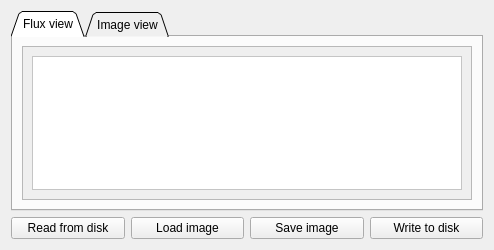
davidgiven/fluxengine, file src/gui2/imager.ui: the form before one commit.
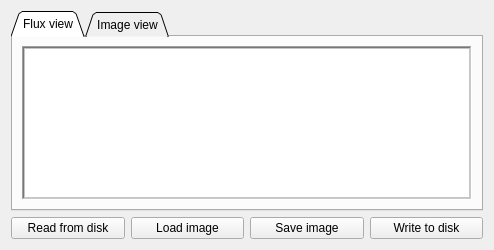
The form after the commit. Icons and pictures are not drawn.

Commit message: Simplify the UI slightly.

What changed in the file:
```diff
--- a/src/gui2/imager.ui
+++ b/src/gui2/imager.ui
@@ -40,26 +40,26 @@
       </attribute>
       <layout class="QVBoxLayout" name="verticalLayout_3">
        <item>
-        <widget class="QScrollArea" name="scrollArea">
-         <property name="widgetResizable">
-          <bool>true</bool>
+        <widget class="QFrame" name="frame">
+         <property name="frameShape">
+          <enum>QFrame::Shape::WinPanel</enum>
          </property>
-         <widget class="QWidget" name="scrollAreaWidgetContents">
-          <property name="geometry">
-           <rect>
-            <x>0</x>
-            <y>0</y>
-            <width>460</width>
-            <height>149</height>
-           </rect>
-          </property>
-          <property name="sizePolicy">
-           <sizepolicy hsizetype="Expanding" vsizetype="Expanding">
-            <horstretch>0</horstretch>
-            <verstretch>0</verstretch>
-           </sizepolicy>
+         <property name="frameShadow">
+          <enum>QFrame::Shadow::Sunken</enum>
           </property>
           <layout class="QVBoxLayout" name="verticalLayout_2">
+          <property name="leftMargin">
+           <number>0</number>
+          </property>
+          <property name="topMargin">
+           <number>0</number>
+          </property>
+          <property name="rightMargin">
+           <number>0</number>
+          </property>
+          <property name="bottomMargin">
+           <number>0</number>
+          </property>
            <item>
             <widget class="QFrame" name="fluxViewContainer">
              <property name="sizePolicy">
@@ -97,7 +97,6 @@
             </widget>
            </item>
           </layout>
-         </widget>
         </widget>
        </item>
       </layout>
```
Lines whose indentation alone changed are shown as unchanged.
